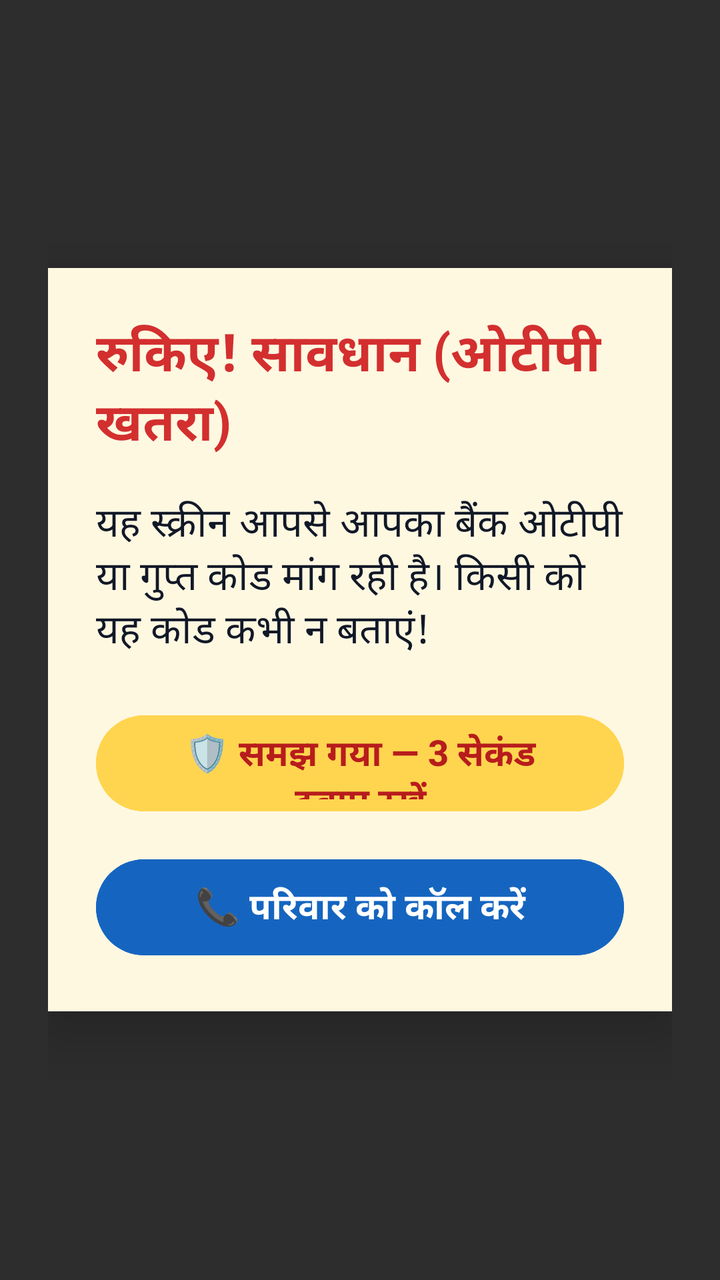
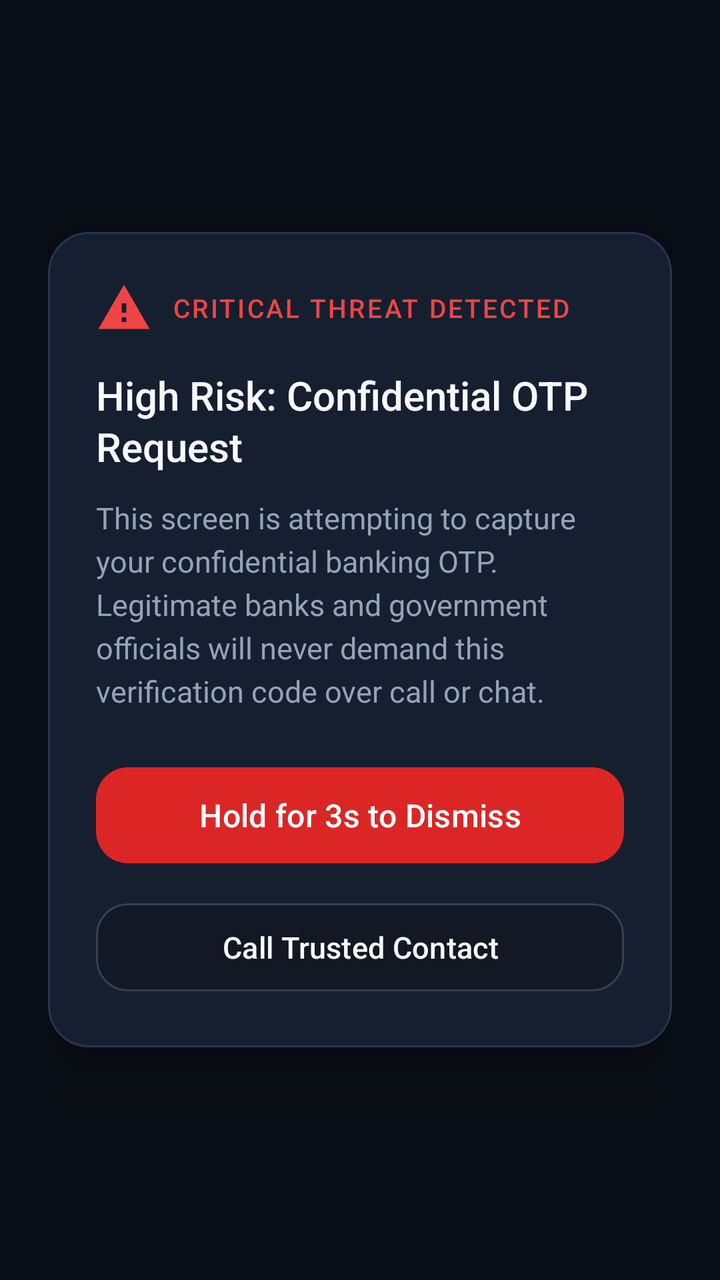

Before-and-after screenshots of an Android layout around one commit, followed by the original layout XML and the change that was made.
<!-- AndroidManifest.xml: application theme Theme.Saathi -->
<!-- res/layout/overlay_modal.xml -->
<?xml version="1.0" encoding="utf-8"?>
<FrameLayout xmlns:android="http://schemas.android.com/apk/res/android"
    android:layout_width="match_parent"
    android:layout_height="match_parent"
    android:background="@color/scrim_black"
    android:padding="24dp">

    <LinearLayout
        android:layout_width="match_parent"
        android:layout_height="wrap_content"
        android:layout_gravity="center"
        android:background="@color/alert_yellow_card"
        android:elevation="16dp"
        android:orientation="vertical"
        android:padding="24dp">

        <TextView
            android:id="@+id/modalTitle"
            android:layout_width="match_parent"
            android:layout_height="wrap_content"
            android:text="@string/alert_title_otp_hi"
            android:textColor="@color/alert_red"
            android:textSize="26sp"
            android:textStyle="bold" />

        <TextView
            android:id="@+id/modalMessage"
            android:layout_width="match_parent"
            android:layout_height="wrap_content"
            android:layout_marginTop="16dp"
            android:text="@string/alert_msg_otp_hi"
            android:textColor="@color/text_dark"
            android:textSize="20sp" />

        <Button
            android:id="@+id/btnHoldToDismiss"
            android:layout_width="match_parent"
            android:layout_height="56dp"
            android:layout_marginTop="24dp"
            android:backgroundTint="@color/alert_yellow_button"
            android:text="@string/btn_hold_to_dismiss"
            android:textColor="@color/alert_red_dark"
            android:textSize="18sp"
            android:textStyle="bold" />

        <Button
            android:id="@+id/btnCallFamily"
            android:layout_width="match_parent"
            android:layout_height="56dp"
            android:layout_marginTop="16dp"
            android:backgroundTint="@color/call_family_blue"
            android:text="@string/btn_call_family"
            android:textColor="@color/text_white"
            android:textSize="18sp"
            android:textStyle="bold" />

    </LinearLayout>

</FrameLayout>
<!-- resources referenced by this layout -->
<resources>
  <color name="alert_red">#D32F2F</color>
  <color name="alert_red_dark">#B71C1C</color>
  <color name="alert_yellow_button">#FFD54F</color>
  <color name="alert_yellow_card">#FFF8E1</color>
  <color name="call_family_blue">#1565C0</color>
  <color name="scrim_black">#D1000000</color>
  <color name="text_dark">#111827</color>
  <color name="text_white">#FFFFFF</color>
  <string name="alert_msg_otp_hi">यह स्क्रीन आपसे आपका बैंक ओटीपी या गुप्त कोड मांग रही है। किसी को यह कोड कभी न बताएं!</string>
  <string name="alert_title_otp_hi">रुकिए! सावधान (ओटीपी खतरा)</string>
  <string name="btn_call_family">📞 परिवार को कॉल करें</string>
  <string name="btn_hold_to_dismiss">🛡️ समझ गया — 3 सेकंड दबाए रखें</string>
  <style name="Theme.Saathi" parent="Theme.Material3.DayNight.NoActionBar">
          <item name="colorPrimary">@color/saathi_primary</item>
          <item name="colorPrimaryDark">@color/saathi_primary_dark</item>
          <item name="colorSecondary">@color/saathi_safe</item>
          <item name="android:windowBackground">@color/saathi_bg</item>
          <item name="android:statusBarColor">@color/saathi_bg</item>
          <item name="android:windowLightStatusBar">true</item>
      </style>
  <color name="saathi_primary">#FF9800</color>
  <color name="saathi_primary_dark">#F57C00</color>
  <color name="saathi_safe">#00897B</color>
  <color name="saathi_bg">#F8F9FA</color>
</resources>

<!-- the commit's change to res/layout/overlay_modal.xml (unified diff, before → after) -->
@@ -1,58 +1,91 @@
 <?xml version="1.0" encoding="utf-8"?>
 <FrameLayout xmlns:android="http://schemas.android.com/apk/res/android"
+    xmlns:app="http://schemas.android.com/apk/res-auto"
     android:layout_width="match_parent"
     android:layout_height="match_parent"
-    android:background="@color/scrim_black"
+    android:background="@color/scrim_dark"
     android:padding="24dp">
 
     <LinearLayout
         android:layout_width="match_parent"
         android:layout_height="wrap_content"
         android:layout_gravity="center"
-        android:background="@color/alert_yellow_card"
-        android:elevation="16dp"
+        android:background="@drawable/bg_card_raised"
         android:orientation="vertical"
-        android:padding="24dp">
+        android:padding="24dp"
+        android:elevation="16dp">
+
+        
+        <LinearLayout
+            android:layout_width="match_parent"
+            android:layout_height="wrap_content"
+            android:orientation="horizontal"
+            android:gravity="center_vertical"
+            android:layout_marginBottom="16dp">
+
+            <ImageView
+                android:layout_width="28dp"
+                android:layout_height="28dp"
+                android:src="@drawable/ic_alert_triangle"
+                android:contentDescription="Warning" />
+
+            <TextView
+                android:layout_width="wrap_content"
+                android:layout_height="wrap_content"
+                android:layout_marginStart="10dp"
+                android:text="@string/threat_alert_header"
+                android:textColor="@color/saathi_ruby"
+                android:textSize="13sp"
+                android:fontFamily="sans-serif-medium"
+                android:letterSpacing="0.08" />
+        </LinearLayout>
 
         <TextView
             android:id="@+id/modalTitle"
             android:layout_width="match_parent"
             android:layout_height="wrap_content"
-            android:text="@string/alert_title_otp_hi"
-            android:textColor="@color/alert_red"
-            android:textSize="26sp"
-            android:textStyle="bold" />
+            android:text="@string/threat_alert_title_otp"
+            android:textColor="@color/text_primary"
+            android:textSize="20sp"
+            android:fontFamily="sans-serif-medium"
+            android:lineSpacingExtra="2dp" />
 
         <TextView
             android:id="@+id/modalMessage"
             android:layout_width="match_parent"
             android:layout_height="wrap_content"
-            android:layout_marginTop="16dp"
-            android:text="@string/alert_msg_otp_hi"
-            android:textColor="@color/text_dark"
-            android:textSize="20sp" />
+            android:layout_marginTop="12dp"
+            android:layout_marginBottom="24dp"
+            android:text="@string/threat_alert_msg_otp"
+            android:textColor="@color/text_secondary"
+            android:textSize="15sp"
+            android:lineSpacingExtra="4dp" />
 
-        <Button
+        
+        <com.google.android.material.button.MaterialButton
             android:id="@+id/btnHoldToDismiss"
             android:layout_width="match_parent"
             android:layout_height="56dp"
-            android:layout_marginTop="24dp"
-            android:backgroundTint="@color/alert_yellow_button"
-            android:text="@string/btn_hold_to_dismiss"
-            android:textColor="@color/alert_red_dark"
-            android:textSize="18sp"
-            android:textStyle="bold" />
+            android:text="@string/threat_btn_hold_dismiss"
+            android:textColor="@color/text_white"
+            android:textSize="16sp"
+            android:fontFamily="sans-serif-medium"
+            app:backgroundTint="@color/saathi_ruby_dark"
+            app:cornerRadius="16dp" />
 
-        <Button
+        
+        <com.google.android.material.button.MaterialButton
             android:id="@+id/btnCallFamily"
             android:layout_width="match_parent"
-            android:layout_height="56dp"
-            android:layout_marginTop="16dp"
-            android:backgroundTint="@color/call_family_blue"
-            android:text="@string/btn_call_family"
-            android:textColor="@color/text_white"
-            android:textSize="18sp"
-            android:textStyle="bold" />
+            android:layout_height="52dp"
+            android:layout_marginTop="12dp"
+            android:text="@string/threat_btn_call_trusted"
+            android:textColor="@color/text_primary"
+            android:textSize="15sp"
+            app:strokeColor="@color/saathi_border_highlight"
+            app:strokeWidth="1dp"
+            app:backgroundTint="@color/saathi_surface"
+            app:cornerRadius="16dp" />
 
     </LinearLayout>
 
<!-- resource entries referenced after the edit -->
@@ -1,28 +1,54 @@
 <!-- resources referenced by this layout -->
 <resources>
-  <color name="alert_red">#D32F2F</color>
-  <color name="alert_red_dark">#B71C1C</color>
-  <color name="alert_yellow_button">#FFD54F</color>
-  <color name="alert_yellow_card">#FFF8E1</color>
-  <color name="call_family_blue">#1565C0</color>
-  <color name="scrim_black">#D1000000</color>
-  <color name="text_dark">#111827</color>
+  <color name="saathi_border_highlight">#334155</color>
+  <color name="saathi_ruby">#EF4444</color>
+  <color name="saathi_ruby_dark">#DC2626</color>
+  <color name="saathi_surface">#121824</color>
+  <color name="scrim_dark">#E60B0F17</color>
+  <color name="text_primary">#F8FAFC</color>
+  <color name="text_secondary">#94A3B8</color>
   <color name="text_white">#FFFFFF</color>
-  <string name="alert_msg_otp_hi">यह स्क्रीन आपसे आपका बैंक ओटीपी या गुप्त कोड मांग रही है। किसी को यह कोड कभी न बताएं!</string>
-  <string name="alert_title_otp_hi">रुकिए! सावधान (ओटीपी खतरा)</string>
-  <string name="btn_call_family">📞 परिवार को कॉल करें</string>
-  <string name="btn_hold_to_dismiss">🛡️ समझ गया — 3 सेकंड दबाए रखें</string>
-  <style name="Theme.Saathi" parent="Theme.Material3.DayNight.NoActionBar">
+  <!-- drawable bg_card_raised (drawable) -->
+  <?xml version="1.0" encoding="utf-8"?>
+  <ripple xmlns:android="http://schemas.android.com/apk/res/android"
+      android:color="#263B82F6">
+      <item>
+          <shape android:shape="rectangle">
+              <solid android:color="#161F30" />
+              <corners android:radius="20dp" />
+              <stroke
+                  android:width="1dp"
+                  android:color="#253550" />
+          </shape>
+      </item>
+  </ripple>
+  <!-- drawable ic_alert_triangle (drawable) -->
+  <vector xmlns:android="http://schemas.android.com/apk/res/android"
+      android:width="24dp"
+      android:height="24dp"
+      android:viewportWidth="24"
+      android:viewportHeight="24">
+      <path
+          android:fillColor="#EF4444"
+          android:pathData="M1,21h22L12,2 1,21zm12,-3h-2v-2h2v2zm0,-4h-2v-4h2v4z" />
+  </vector>
+  <string name="threat_alert_header">CRITICAL THREAT DETECTED</string>
+  <string name="threat_alert_msg_otp">This screen is attempting to capture your confidential banking OTP. Legitimate banks and government officials will never demand this verification code over call or chat.</string>
+  <string name="threat_alert_title_otp">High Risk: Confidential OTP Request</string>
+  <string name="threat_btn_call_trusted">Call Trusted Contact</string>
+  <string name="threat_btn_hold_dismiss">Hold for 3s to Dismiss</string>
+  <style name="Theme.Saathi" parent="Theme.Material3.Dark.NoActionBar">
           <item name="colorPrimary">@color/saathi_primary</item>
           <item name="colorPrimaryDark">@color/saathi_primary_dark</item>
-          <item name="colorSecondary">@color/saathi_safe</item>
+          <item name="colorSecondary">@color/saathi_emerald</item>
           <item name="android:windowBackground">@color/saathi_bg</item>
           <item name="android:statusBarColor">@color/saathi_bg</item>
-          <item name="android:windowLightStatusBar">true</item>
+          <item name="android:navigationBarColor">@color/saathi_bg</item>
+          <item name="android:windowLightStatusBar">false</item>
       </style>
-  <color name="saathi_primary">#FF9800</color>
-  <color name="saathi_primary_dark">#F57C00</color>
-  <color name="saathi_safe">#00897B</color>
-  <color name="saathi_bg">#F8F9FA</color>
+  <color name="saathi_primary">#3B82F6</color>
+  <color name="saathi_primary_dark">#2563EB</color>
+  <color name="saathi_emerald">#10B981</color>
+  <color name="saathi_bg">#0B0F17</color>
 </resources>
 
